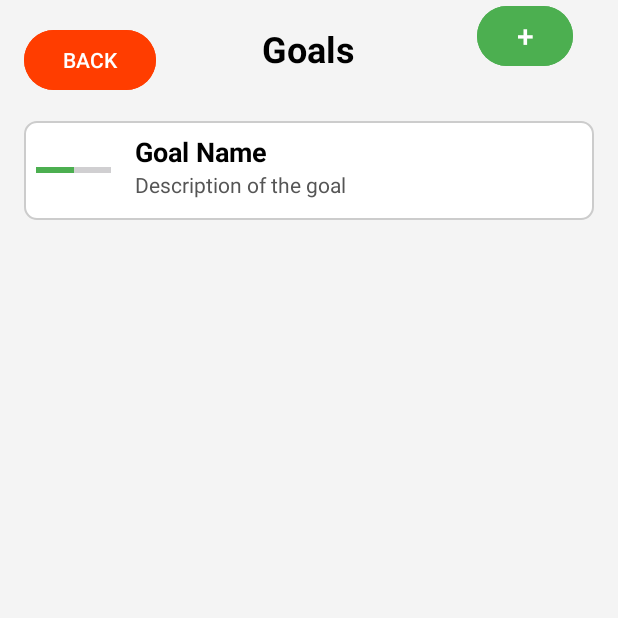
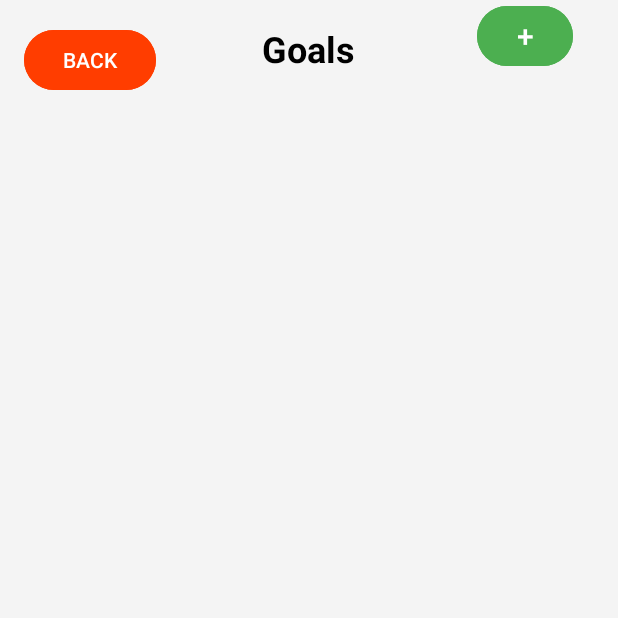
Before and after one commit to MilanBert/Kelowna-Fitness-Prototype, an Android app: the GoalsActivity screen opened directly, with no data from a screen before it, on a phone screen of 412 x 824 dp, the top half of it. Run offline under Robolectric (Android 15) with nearby library versions, the phone set to English and light mode, and no system bars.

Commit message:
Removed placeholder goal from layout

```diff
--- a/app/src/main/res/layout/activity_goals.xml
+++ b/app/src/main/res/layout/activity_goals.xml
@@ -1,4 +1,3 @@
-<?xml version="1.0" encoding="utf-8"?>
 <RelativeLayout
     xmlns:android="http://schemas.android.com/apk/res/android"
     xmlns:tools="http://schemas.android.com/tools"
@@ -30,9 +29,6 @@
         android:textStyle="bold" />
 
     <!-- Add New Button -->
-
-    <!-- Scrollable Goals List -->
-
     <Button
         android:id="@+id/btnAddNewGoal"
         android:layout_width="111dp"
@@ -58,53 +54,8 @@
             android:layout_width="match_parent"
             android:layout_height="wrap_content"
             android:orientation="vertical"
-            android:padding="16dp">
+            android:padding="16dp" />
 
-            <!-- Example Goal (Repeated Dynamically) -->
-            <LinearLayout
-                android:layout_width="match_parent"
-                android:layout_height="wrap_content"
-                android:orientation="horizontal"
-                android:padding="8dp"
-                android:background="@drawable/goal_card_backround"
-                android:layout_marginBottom="8dp">
-
-                <ProgressBar
-                    android:id="@+id/progressGoal"
-                    android:layout_width="50dp"
-                    android:layout_height="50dp"
-                    style="?android:attr/progressBarStyleHorizontal"
-                    android:indeterminateOnly="false"
-                    android:progress="50"
-                    android:progressTint="#4CAF50" />
-
-                <LinearLayout
-                    android:layout_width="0dp"
-                    android:layout_height="wrap_content"
-                    android:layout_weight="1"
-                    android:orientation="vertical"
-                    android:layout_marginStart="16dp">
-
-                    <TextView
-                        android:id="@+id/txtGoalName"
-                        android:layout_width="wrap_content"
-                        android:layout_height="wrap_content"
-                        android:text="Goal Name"
-                        android:textColor="#000000"
-                        android:textStyle="bold"
-                        android:textSize="18sp" />
-
-                    <TextView
-                        android:id="@+id/txtGoalDescription"
-                        android:layout_width="wrap_content"
-                        android:layout_height="wrap_content"
-                        android:text="Description of the goal"
-                        android:textColor="#555555"
-                        android:textSize="14sp" />
-                </LinearLayout>
-            </LinearLayout>
-
-        </LinearLayout>
     </ScrollView>
 
 </RelativeLayout>
```
